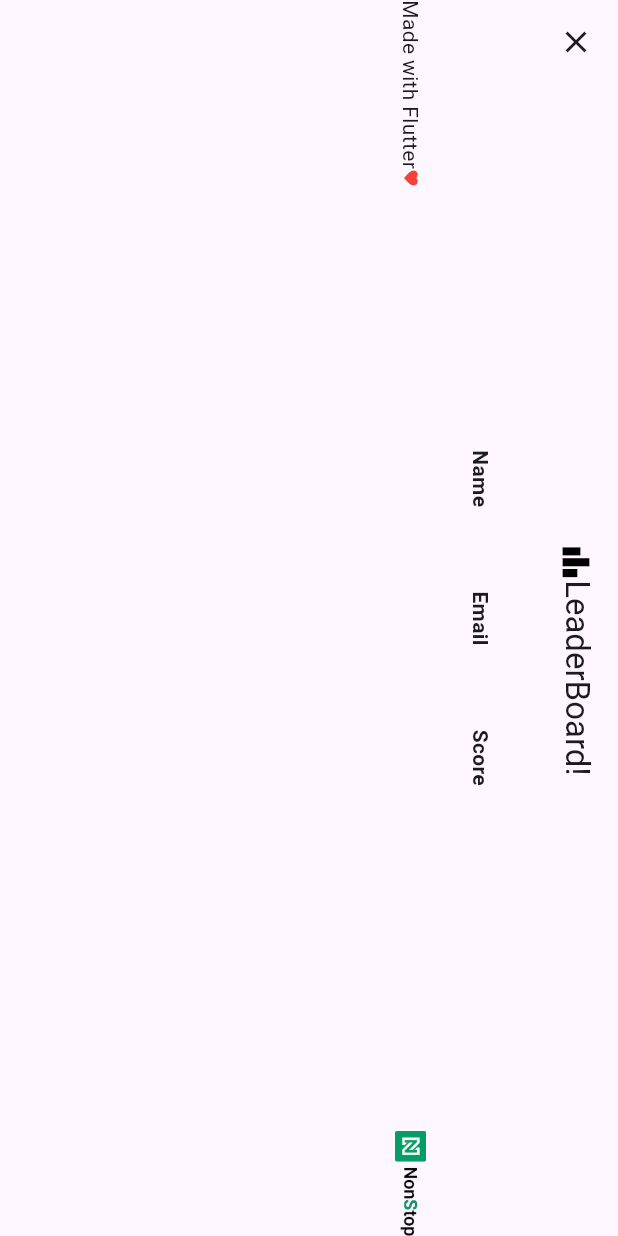
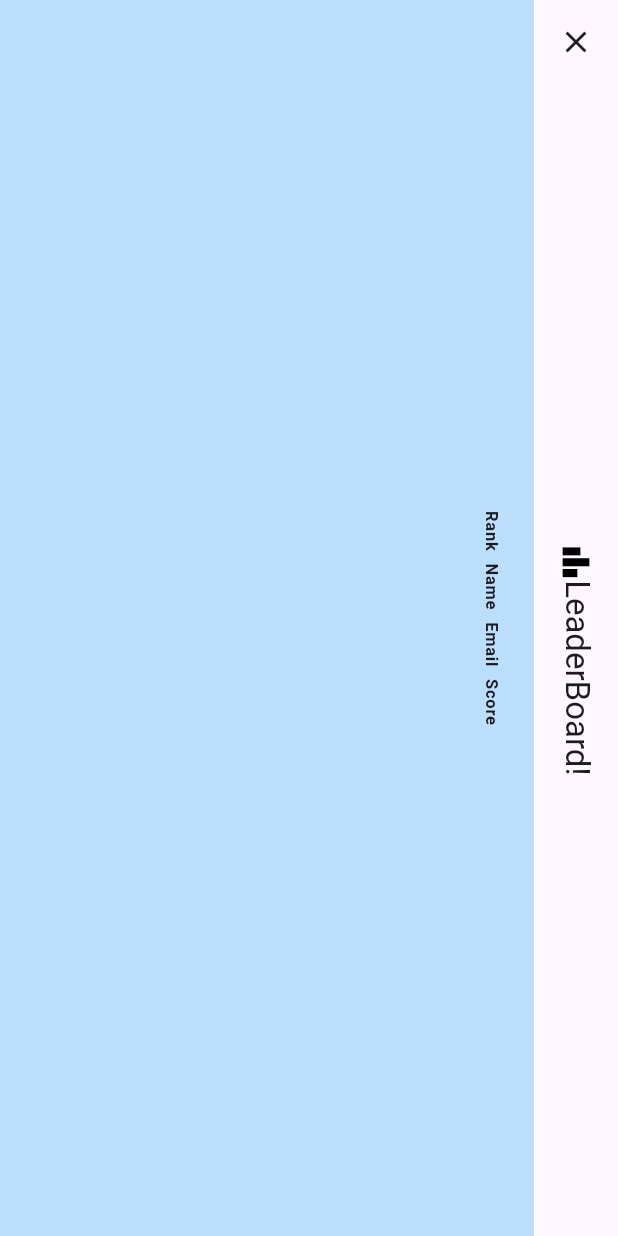
Before and after one commit to ProjectAJ14/ns_puzzle, a Flutter app: the LeaderboardScreen screen opened by its route, on a phone screen of 412 x 824 dp. Run offline on Flutter 3.47's test engine with Material 3 defaults, Android fonts, the phone set to English and light mode, and no system bars; our stand-ins replace cloud_firestore, confetti, firebase_auth, firebase_core, flutter_animate, flutter_easyloading and 2 more; missing offline and left inert: nes_ui; accounts and stored records are empty; generated files the repository leaves out were written again.

Commit message:
fix: ui fixes and refactor

```diff
--- a/lib/app/repo/firestore_repo/firestore_repo.dart
+++ b/lib/app/repo/firestore_repo/firestore_repo.dart
@@ -1,9 +1,11 @@
-import '../../../data/models/app_response.dart';
 import '../../../data/models/user.dart';
 
 abstract class FireStoreRepo {
   addUser({
     required User user,
   });
-  Future<AppResponse> getAllTopScoredUsers();
+
+  Stream<User> topUserStream();
+
+  Stream<List<User>> leaderboardStream();
 }
--- a/lib/app/services/auth/auth_service.dart
+++ b/lib/app/services/auth/auth_service.dart
@@ -5,6 +5,7 @@ abstract class AuthService<T> {
   String get userId;
   String get userEmail;
   String get userName;
+  String get photoURL;
   Future<AppResponse> signInWithGoogle();
   Stream<T?> authStateChanges();
   Future<void> signOut();
--- a/lib/app/services/auth/auth_service_impl.dart
+++ b/lib/app/services/auth/auth_service_impl.dart
@@ -24,6 +24,10 @@ class AuthServiceImpl extends AuthService<User?> {
   @override
   String get userName =>
       isAuthenticated ? _firebaseAuth.currentUser!.displayName ?? '' : '';
+
+  @override
+  String get photoURL =>
+      isAuthenticated ? _firebaseAuth.currentUser!.photoURL ?? '' : '';
 
   @override
   Future<AppResponse> signInWithGoogle() async {
--- a/lib/data/models/user.dart
+++ b/lib/data/models/user.dart
@@ -1,26 +1,33 @@
-import 'package:ns_utils/extensions/map.dart';
+import 'package:json_annotation/json_annotation.dart';
 
-import '../../ui/utils/constant.dart';
+part 'user.g.dart';
 
+@JsonSerializable()
 class User {
+  @JsonKey(defaultValue: '')
   final String userId;
+
+  @JsonKey(defaultValue: '', name:'display_name')
   final String displayName;
+
+  @JsonKey(defaultValue: '')
   final String email;
+
+  @JsonKey(defaultValue: '')
+  final String image;
+
+  @JsonKey(defaultValue: 0)
   final int score;
 
   User({
     required this.userId,
     required this.displayName,
     required this.email,
+    this.image = '',
     this.score = 0,
   });
 
-  factory User.fromMap(Map<String, dynamic> json) {
-    return User(
-      userId: json.getString(Constants.userId),
-      displayName: json.getString(Constants.displayName),
-      email: json.getString(Constants.email),
-      score: json.getInt(Constants.score),
-    );
-  }
+  factory User.fromJson(Map<String, dynamic> json) => _$UserFromJson(json);
+
+  Map<String, dynamic> toJson() => _$UserToJson(this);
 }
--- a/lib/ui/screens/leaderboard/leaderboard_screen.dart
+++ b/lib/ui/screens/leaderboard/leaderboard_screen.dart
@@ -1,10 +1,7 @@
 import 'package:flutter/material.dart';
+import 'package:nes_ui/nes_ui.dart';
 
 import '../../../app/repo/repos.dart';
-import '../../../data/models/app_response.dart';
-import '../../../data/models/user.dart';
-import '../../utils/constant.dart';
-import '../home/widgets/footer.dart';
 import 'widgets/user_table_widget.dart';
 
 class LeaderboardScreen extends StatelessWidget {
@@ -12,6 +9,10 @@ class LeaderboardScreen extends StatelessWidget {
 
   @override
   Widget build(BuildContext context) {
+    final size = MediaQuery.of(context).size;
+    final height = size.height < size.width ? size.height : size.width;
+    final width = size.height < size.width ? size.width : size.height;
+
     return Scaffold(
       appBar: AppBar(
         title: const Row(
@@ -27,52 +28,63 @@ class LeaderboardScreen extends StatelessWidget {
         centerTitle: true,
         leading: const CloseButton(),
       ),
-      body: Column(
-        children: [
-          Flexible(
-            child: SingleChildScrollView(
-              child: Padding(
-                padding: const EdgeInsets.all(8.0),
-                child: Align(
-                  alignment: Alignment.topCenter,
-                  child: FutureBuilder(
-                    future: fireStoreRepo.getAllTopScoredUsers(),
+      body: SingleChildScrollView(
+        child: Container(
+          height: height * 1.5,
+          width: width,
+          color: Colors.blue.shade100,
+          child: Center(
+            child: StreamBuilder(
+              stream: fireStoreRepo.leaderboardStream(),
               builder: (ctx, snapshot) {
-                      // Checking if future is resolved
-                      if (snapshot.connectionState == ConnectionState.done) {
-                        // If we got an error
                 if (snapshot.hasError) {
                   return Center(
                     child: Text(
                       '${snapshot.error} occurred',
                     ),
                   );
+                } else if (snapshot.hasData) {
+                  final users = snapshot.data;
 
-                          // if we got our data
-                        } else if (snapshot.hasData) {
-                          // Extracting data from snapshot object
-                          AppResponse appResponse =
-                              snapshot.data as AppResponse;
-                          if (appResponse.isSuccess) {
-                            List<User> userList = appResponse
-                                .data[Constants.userList] as List<User>;
+                  if (users != null) {
+                    final highestScorer = users.isNotEmpty ? users[0] : null;
 
-                            return UserTableWidget(users: userList);
+                    return Column(
+                      crossAxisAlignment: CrossAxisAlignment.center,
+                      children: [
+                        if (highestScorer != null) ...[
+                          Icon(
+                            Icons.emoji_events,
+                            size: MediaQuery.of(context).size.width * 0.1,
+                          ),
+                          Text(
+                            highestScorer.displayName,
+                            style: Theme.of(context).textTheme.headlineLarge,
+                          ),
+                          Text(
+                            highestScorer.email,
+                            style: Theme.of(context).textTheme.bodySmall,
+                          ),
+                          Text(
+                            highestScorer.score.toString(),
+                            style: Theme.of(context).textTheme.headlineMedium,
+                          ),
+                          const SizedBox(height: 16),
+                          const Divider(),
+                        ],
+                        Flexible(child: UserTableWidget(users: users)),
+                      ],
+                    );
                   } else {
-                            return Text(appResponse.message);
+                    return const Text('No data found');
                   }
                 }
-                      }
-                      return const SizedBox.shrink();
+                return const NesHourglassLoadingIndicator();
               },
             ),
           ),
         ),
       ),
-          ),
-          const Footer(),
-        ],
-      ),
     );
   }
 }
--- a/lib/ui/screens/leaderboard/widgets/text_cell.dart
+++ b/lib/ui/screens/leaderboard/widgets/text_cell.dart
@@ -2,20 +2,20 @@ import 'package:flutter/material.dart';
 
 class TextCell extends StatelessWidget {
   final String text;
-  final bool columnHeader;
+  final bool isHeader;
 
   const TextCell(
     this.text, {
     super.key,
-    required this.columnHeader,
+    required this.isHeader,
   });
 
   @override
   Widget build(BuildContext context) {
     return Text(
       text,
-      style: Theme.of(context).textTheme.bodyMedium?.copyWith(
-            fontWeight: columnHeader ? FontWeight.bold : FontWeight.normal,
+      style: Theme.of(context).textTheme.labelSmall?.copyWith(
+            fontWeight: isHeader ? FontWeight.bold : FontWeight.normal,
           ),
     );
   }
--- a/lib/ui/screens/leaderboard/widgets/user_table_widget.dart
+++ b/lib/ui/screens/leaderboard/widgets/user_table_widget.dart
@@ -1,5 +1,4 @@
 import 'package:flutter/material.dart';
-import 'package:nes_ui/nes_ui.dart';
 
 import '../../../../data/models/user.dart';
 import 'text_cell.dart';
@@ -11,23 +10,24 @@ class UserTableWidget extends StatelessWidget {
 
   @override
   Widget build(BuildContext context) {
-    return NesWindow(
-      child: DataTable(
+    return DataTable(
+      columnSpacing: 8,
       columns: const [
-          DataColumn(label: TextCell("Name", columnHeader: true)),
-          DataColumn(label: TextCell("Email", columnHeader: true)),
-          DataColumn(label: TextCell("Score", columnHeader: true)),
+        DataColumn(label: TextCell("Rank", isHeader: true)),
+        DataColumn(label: TextCell("Name", isHeader: true)),
+        DataColumn(label: TextCell("Email", isHeader: true)),
+        DataColumn(label: TextCell("Score", isHeader: true)),
       ],
       rows: users.map((user) {
         return DataRow(
           cells: [
-              DataCell(TextCell(user.displayName, columnHeader: false)),
-              DataCell(TextCell(user.email, columnHeader: false)),
-              DataCell(TextCell(user.score.toString(), columnHeader: false)),
+            DataCell(TextCell('${users.indexOf(user) + 1}', isHeader: false)),
+            DataCell(TextCell(user.displayName, isHeader: false)),
+            DataCell(TextCell(user.email, isHeader: false)),
+            DataCell(TextCell(user.score.toString(), isHeader: false)),
           ],
         );
       }).toList(),
-      ),
     );
   }
 }
--- a/pubspec.yaml
+++ b/pubspec.yaml
@@ -27,6 +27,7 @@ dev_dependencies:
   flutter_lints: ^4.0.0
   flutter_launcher_icons: ^0.13.1
   build_runner: ^2.4.11
+  json_serializable: ^6.8.0
 
 flutter:
   uses-material-design: true
```
Also changed, not shown: lib/app/repo/firestore_repo/firestore_repo_impl.dart (+25 -32 lines), lib/ui/screens/game/game_controller.dart (+19 -14 lines), lib/ui/screens/game/game_screen.dart (+3 -7 lines), lib/ui/screens/game/widgets/play_ground_widget.dart (+22 -10 lines), lib/data/models/user.g.dart (added), pubspec.lock. Lines whose indentation alone changed are shown as unchanged.
